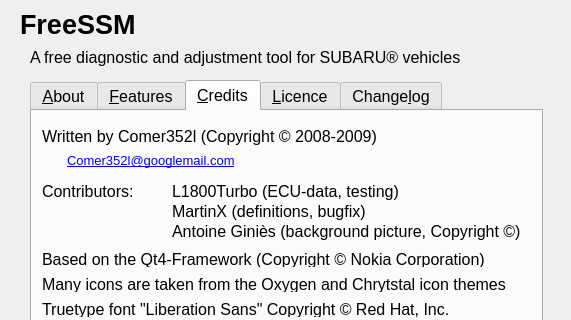
Before: the Qt Designer form ui/About.ui in Comer352L/FreeSSM, drawn with Qt 5; both pictures show x 0 to 571 and y 0 to 320 of the 571 by 545 pixel window.
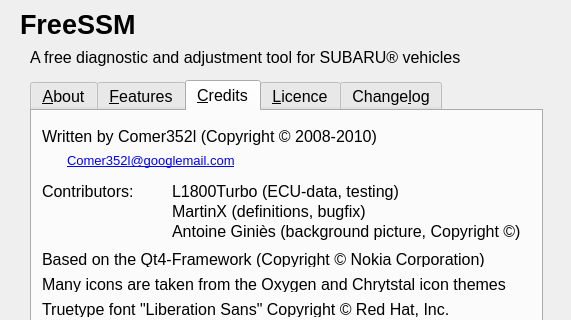
After: the same form once the commit is applied. The open tabs and pages were chosen to show the change.

Commit message: Update copyright year informations

What changed in the file:
```diff
--- a/ui/About.ui
+++ b/ui/About.ui
@@ -567,7 +567,7 @@
       </font>
      </property>
      <property name="text">
-      <string>Written by Comer352l (Copyright © 2008-2009)</string>
+      <string>Written by Comer352l (Copyright © 2008-2010)</string>
      </property>
     </widget>
     <widget class="QLabel" name="email_label">
```
The commit also changes 6 other files.
